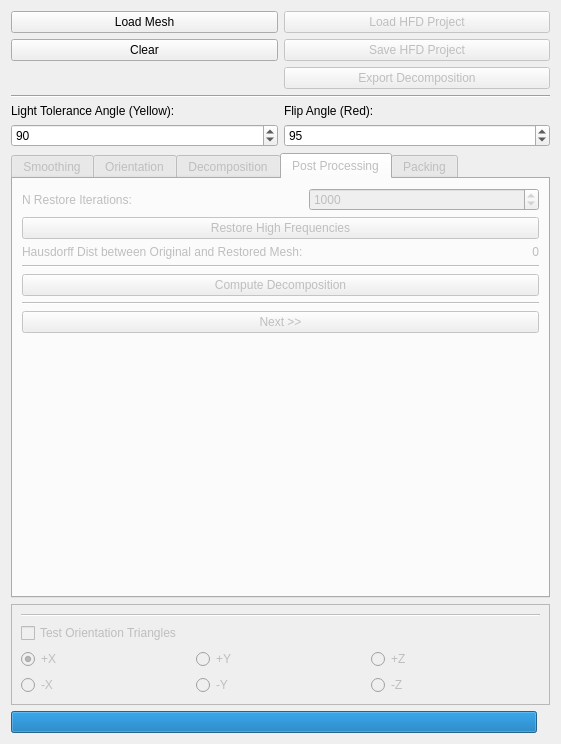
Qt form gui/hf_gui.ui (cg3hci/SplitAndMill) before a commit.
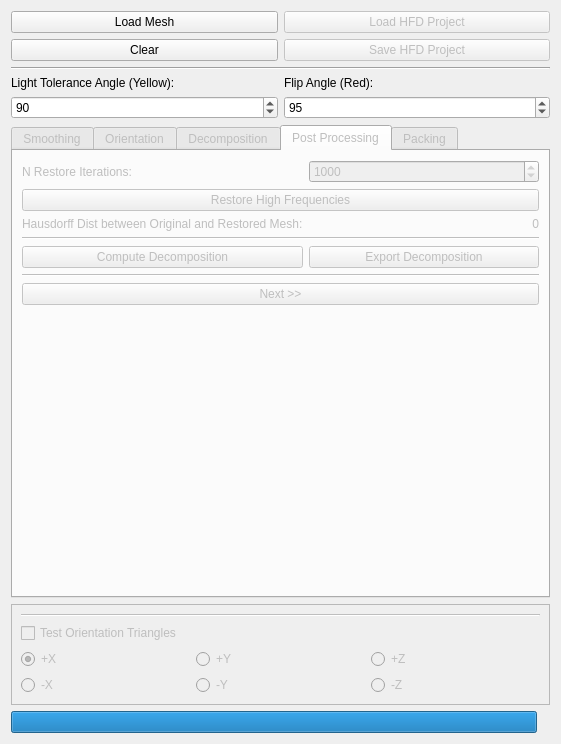
The same form after that commit. The open tabs and pages were chosen to show the change.

Commit message: export decomposition bug solved, begin of packing

Patch:
```diff
--- a/gui/hf_gui.ui
+++ b/gui/hf_gui.ui
@@ -469,13 +469,6 @@
          </property>
         </widget>
        </item>
-       <item row="4" column="0" colspan="2">
-        <widget class="QPushButton" name="computeDecompositionPushButton">
-         <property name="text">
-          <string>Compute Decomposition</string>
-         </property>
-        </widget>
-       </item>
        <item row="5" column="0" colspan="2">
         <widget class="Line" name="line_7">
          <property name="orientation">
@@ -553,6 +546,23 @@
          </property>
         </widget>
        </item>
+       <item row="4" column="0">
+        <widget class="QPushButton" name="computeDecompositionPushButton">
+         <property name="text">
+          <string>Compute Decomposition</string>
+         </property>
+        </widget>
+       </item>
+       <item row="4" column="1">
+        <widget class="QPushButton" name="exportDecompositionPushButton">
+         <property name="enabled">
+          <bool>false</bool>
+         </property>
+         <property name="text">
+          <string>Export Decomposition</string>
+         </property>
+        </widget>
+       </item>
       </layout>
       <zorder>computeDecompositionPushButton</zorder>
       <zorder>nRestoreIterationsSpinBox</zorder>
@@ -776,16 +786,6 @@
         </property>
        </widget>
       </item>
-      <item row="2" column="1">
-       <widget class="QPushButton" name="exportDecompositionPushButton">
-        <property name="enabled">
-         <bool>false</bool>
-        </property>
-        <property name="text">
-         <string>Export Decomposition</string>
-        </property>
-       </widget>
-      </item>
       <item row="5" column="0">
        <widget class="QSpinBox" name="lightToleranceSpinBox">
         <property name="minimum">
```
Left out of the diff: 12 changed lines with no effect on the pictures. The commit also changes 6 other files.
